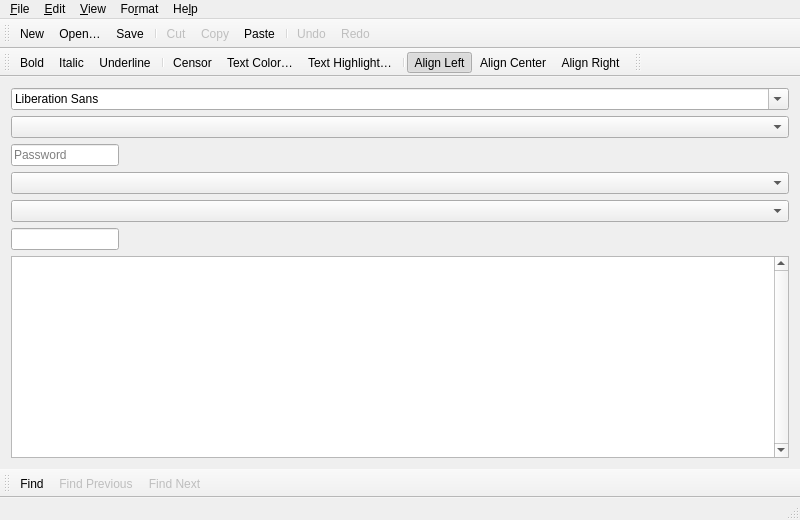
Above: qrypted/mainwindow.ui from wahsot/qrypted before the change. Below: the same form after it.
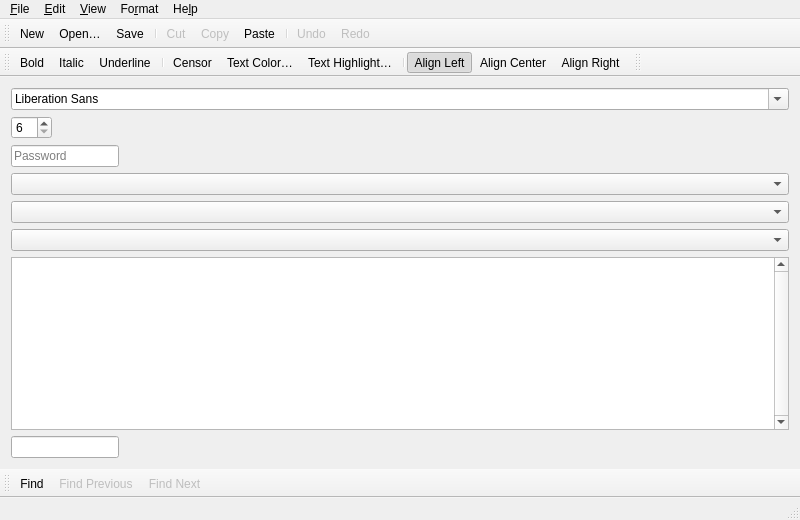
That is the form after the change. Icons and pictures are not drawn.

Commit message: Change font size combo box into spin box Add digest combo box Various UI fixes

```diff
--- a/qrypted/mainwindow.ui
+++ b/qrypted/mainwindow.ui
@@ -20,7 +20,20 @@
      <widget class="QFontComboBox" name="fontComboBox"/>
     </item>
     <item>
-     <widget class="QComboBox" name="sizeComboBox"/>
+     <widget class="QSpinBox" name="fontSpinBox">
+      <property name="sizePolicy">
+       <sizepolicy hsizetype="Fixed" vsizetype="Fixed">
+        <horstretch>0</horstretch>
+        <verstretch>0</verstretch>
+       </sizepolicy>
+      </property>
+      <property name="minimum">
+       <number>6</number>
+      </property>
+      <property name="maximum">
+       <number>72</number>
+      </property>
+     </widget>
     </item>
     <item>
      <widget class="QLineEdit" name="passwordLineEdit">
@@ -41,25 +54,15 @@
       </property>
      </widget>
     </item>
+    <item>
+     <widget class="QComboBox" name="digestComboBox"/>
+    </item>
     <item>
      <widget class="QComboBox" name="cipherComboBox"/>
     </item>
     <item>
      <widget class="QComboBox" name="methodComboBox"/>
     </item>
-    <item>
-     <widget class="QLineEdit" name="findLineEdit">
-      <property name="sizePolicy">
-       <sizepolicy hsizetype="Fixed" vsizetype="Fixed">
-        <horstretch>0</horstretch>
-        <verstretch>0</verstretch>
-       </sizepolicy>
-      </property>
-      <property name="clearButtonEnabled">
-       <bool>true</bool>
-      </property>
-     </widget>
-    </item>
     <item>
      <widget class="QTextEdit" name="textEdit">
       <property name="verticalScrollBarPolicy">
@@ -67,6 +70,19 @@
       </property>
      </widget>
     </item>
+    <item>
+     <widget class="QLineEdit" name="findLineEdit">
+      <property name="sizePolicy">
+       <sizepolicy hsizetype="Fixed" vsizetype="Fixed">
+        <horstretch>0</horstretch>
+        <verstretch>0</verstretch>
+       </sizepolicy>
+      </property>
+      <property name="clearButtonEnabled">
+       <bool>true</bool>
+      </property>
+     </widget>
+    </item>
    </layout>
   </widget>
   <widget class="QMenuBar" name="menuBar">
```
Left out of the diff: 3 changed lines with no effect on the pictures. The commit also changes 2 other files.
